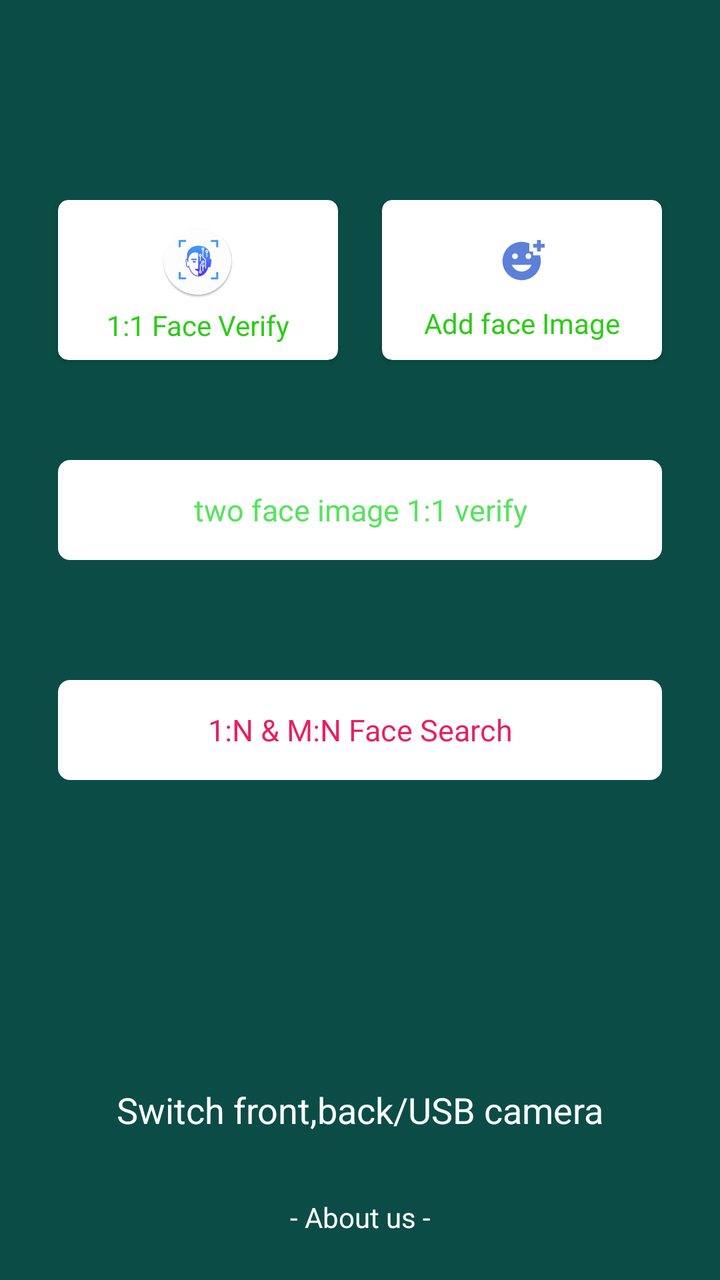
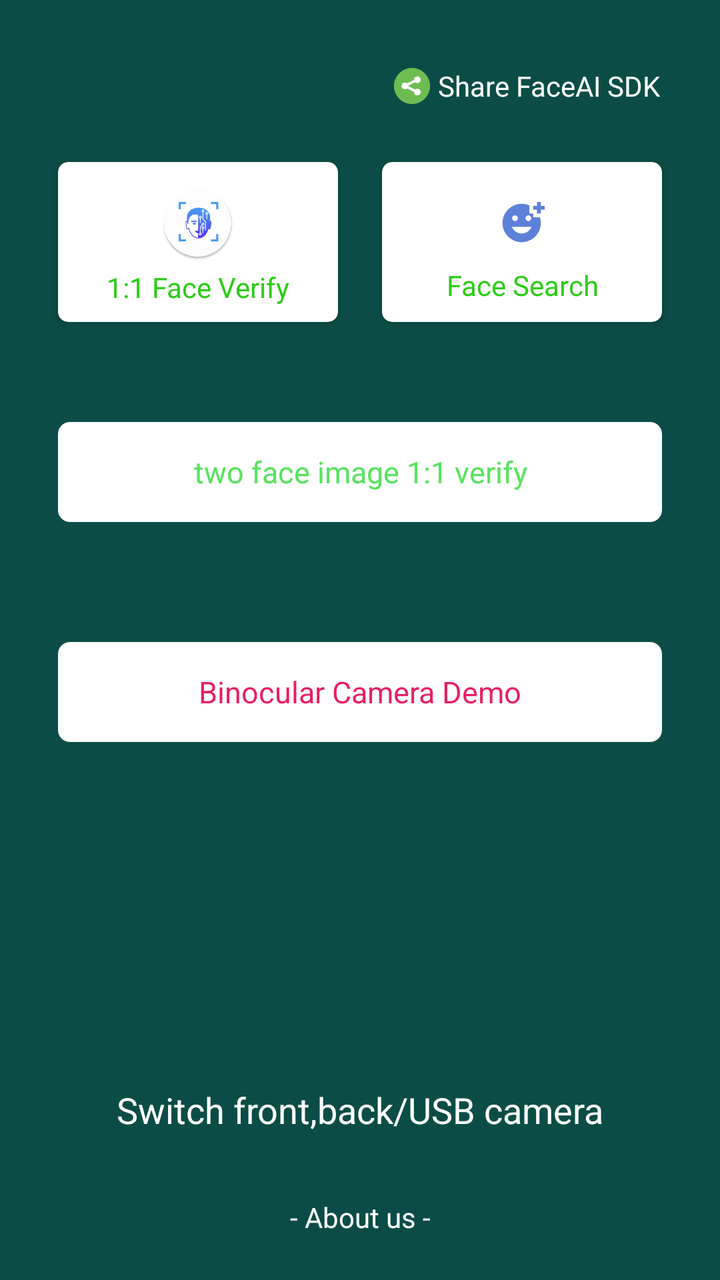

An Android layout rendered at two revisions. The XML below is the earlier revision; the diff shows what the commit changed to produce the second picture.
<!-- AndroidManifest.xml: another module's application theme FaceAIAppTheme -->
<!-- res/layout/activity_face_ai_navi.xml -->
<?xml version="1.0" encoding="utf-8"?>
<androidx.constraintlayout.widget.ConstraintLayout xmlns:android="http://schemas.android.com/apk/res/android"
    xmlns:app="http://schemas.android.com/apk/res-auto"
    xmlns:tools="http://schemas.android.com/tools"
    android:layout_width="match_parent"
    android:layout_height="match_parent"
    android:background="@color/face_lib_main_color"
    android:paddingTop="100dp"
    tools:context=".FaceAINaviActivity">

    
    <androidx.cardview.widget.CardView
        android:id="@+id/face_verify_card"
        android:layout_width="0dp"
        android:layout_height="80dp"
        app:cardCornerRadius="5dp"
        android:layout_marginLeft="29dp"
        android:layout_marginRight="11dp"
        app:cardBackgroundColor="@color/white"
        app:layout_constraintEnd_toStartOf="@+id/update_base_image"
        app:layout_constraintStart_toStartOf="parent"
        app:layout_constraintTop_toTopOf="parent">

        <LinearLayout
            android:layout_width="match_parent"
            android:layout_height="wrap_content"
            android:layout_gravity="center"
            android:orientation="vertical">

            <ImageView
                android:layout_width="45dp"
                android:layout_height="45dp"
                android:padding="4dp"
                android:layout_gravity="center_horizontal"
                android:src="@drawable/face_logo" />

            <TextView
                android:id="@+id/face_verify"
                android:layout_width="match_parent"
                android:layout_height="wrap_content"
                android:layout_gravity="center_horizontal"
                android:gravity="center"
                android:text="@string/face_verify_1vs1"
                android:textColor="#2DCC18"
                android:textSize="14sp" />

        </LinearLayout>

    </androidx.cardview.widget.CardView>


    
    <androidx.cardview.widget.CardView
        android:id="@+id/update_base_image"
        android:layout_width="0dp"
        android:layout_height="80dp"
        app:cardCornerRadius="5dp"
        android:layout_marginRight="29dp"
        android:layout_marginLeft="11dp"
        app:cardBackgroundColor="@color/white"
        app:layout_constraintEnd_toEndOf="parent"
        app:layout_constraintStart_toEndOf="@+id/face_verify_card"
        app:layout_constraintTop_toTopOf="parent">

        <LinearLayout
            android:layout_width="match_parent"
            android:layout_height="wrap_content"
            android:layout_gravity="center"
            android:orientation="vertical">

            <ImageView
                android:layout_width="43dp"
                android:layout_height="43dp"
                android:padding="10dp"
                android:layout_gravity="center_horizontal"
                android:src="@drawable/ic_add_face" />

            <TextView
                android:id="@+id/change_base_img"
                android:layout_width="match_parent"
                android:layout_height="wrap_content"
                android:layout_gravity="center_horizontal"
                android:gravity="center"
                android:text="@string/add_face_image"
                android:textColor="#2DCC18"
                android:textSize="14sp"
                app:layout_constraintTop_toBottomOf="@+id/update_base_image" />

        </LinearLayout>

    </androidx.cardview.widget.CardView>


    <TextView
        android:id="@+id/two_face_verify"
        android:layout_width="match_parent"
        android:layout_height="50dp"
        android:layout_marginTop="50dp"
        android:background="@drawable/bg_btn"
        android:gravity="center"
        android:layout_marginLeft="29dp"
        android:layout_marginRight="29dp"
        android:visibility="visible"
        android:text="@string/two_face_image_verify"
        android:textColor="@color/green"
        android:textSize="15sp"
        app:layout_constraintEnd_toEndOf="parent"
        app:layout_constraintStart_toStartOf="parent"
        app:layout_constraintTop_toBottomOf="@+id/face_verify_card" />

    <TextView
        android:id="@+id/face_search_1_n"
        android:layout_width="match_parent"
        android:layout_height="50dp"
        android:layout_marginTop="60dp"
        android:background="@drawable/bg_btn"
        android:gravity="center"
        android:layout_marginLeft="29dp"
        android:layout_marginRight="29dp"
        android:visibility="visible"
        android:text="@string/face_search_navi"
        android:textColor="@color/red"
        android:textSize="15sp"
        app:layout_constraintEnd_toEndOf="parent"
        app:layout_constraintStart_toStartOf="parent"
        app:layout_constraintTop_toBottomOf="@+id/two_face_verify" />


    <TextView
        android:id="@+id/change_camera"
        android:layout_width="match_parent"
        android:layout_height="wrap_content"
        android:layout_gravity="bottom"
        android:gravity="center"
        android:textColor="@android:color/white"
        android:textSize="18sp"
        android:padding="5dp"
        android:layout_marginTop="5dp"
        android:layout_marginBottom="16dp"
        app:layout_constraintBottom_toTopOf="@+id/more_about_me"
        android:text="@string/switch_camera" />


    <TextView
        android:id="@+id/more_about_me"
        android:layout_width="match_parent"
        android:layout_height="wrap_content"
        android:gravity="center"
        android:padding="11dp"
        android:visibility="visible"
        android:text="@string/about_us"
        android:textColor="@android:color/white"
        android:textSize="14sp"
        android:layout_marginBottom="11dp"
        app:layout_constraintBottom_toBottomOf="parent" />




</androidx.constraintlayout.widget.ConstraintLayout>
<!-- resources referenced by this layout -->
<resources>
  <color name="face_lib_main_color">#0B4D46</color>
  <color name="green">#58E35E</color>
  <color name="red">#E91E63</color>
  <color name="white">#FFFFFFFF</color>
  <!-- drawable bg_btn (drawable) -->
  <?xml version="1.0" encoding="utf-8"?>
  <shape xmlns:android="http://schemas.android.com/apk/res/android">
      <corners android:radius="6dp" />
      <solid android:color="@color/white" />
  </shape>
  <!-- drawable face_logo: webp bitmap (drawable, 10054 bytes) -->
  <!-- drawable ic_add_face (drawable) -->
  <vector android:alpha="0.87" android:height="24dp"
      android:tint="#446DD3" android:viewportHeight="24"
      android:viewportWidth="24" android:width="24dp" xmlns:android="http://schemas.android.com/apk/res/android">
      <path android:fillColor="@android:color/white" android:pathData="M18,9V7h-2V2.84C14.77,2.3 13.42,2 11.99,2C6.47,2 2,6.48 2,12s4.47,10 9.99,10C17.52,22 22,17.52 22,12c0,-1.05 -0.17,-2.05 -0.47,-3H18zM15.5,8C16.33,8 17,8.67 17,9.5S16.33,11 15.5,11S14,10.33 14,9.5S14.67,8 15.5,8zM8.5,8C9.33,8 10,8.67 10,9.5S9.33,11 8.5,11S7,10.33 7,9.5S7.67,8 8.5,8zM12,17.5c-2.33,0 -4.31,-1.46 -5.11,-3.5h10.22C16.31,16.04 14.33,17.5 12,17.5zM22,3h2v2h-2v2h-2V5h-2V3h2V1h2V3z"/>
  </vector>
  <string name="about_us">- About us - </string>
  <string name="add_face_image">Add face Image</string>
  <string name="face_search_navi">1:N &amp; M:N  Face Search </string>
  <string name="face_verify_1vs1">1:1 Face Verify </string>
  <string name="switch_camera">Switch front,back/USB camera </string>
  <string name="two_face_image_verify">two face image 1:1 verify</string>
  <style name="FaceAIAppTheme" parent="Theme.AppCompat.DayNight.NoActionBar">
          
          <item name="colorControlNormal">@android:color/white</item>
          <item name="colorPrimary">@color/face_lib_main_color</item>
          <item name="colorPrimaryDark">@color/face_lib_main_color</item>
          <item name="colorAccent">@color/face_lib_main_color</item>
  
          <item name="buttonBarPositiveButtonStyle">@style/positiveBtnStyle</item>
          <item name="buttonBarNegativeButtonStyle">@style/negativeBtnstyle</item>
      </style>
  <style name="positiveBtnStyle" parent="Widget.AppCompat.Button.ButtonBar.AlertDialog">
          <item name="android:textColor">@color/green</item>
      </style>
  <style name="negativeBtnstyle" parent="Widget.AppCompat.Button.ButtonBar.AlertDialog">
          <item name="android:textColor">@color/red</item>
      </style>
</resources>

<!-- the commit's change to res/layout/activity_face_ai_navi.xml (unified diff, before → after) -->
@@ -5,8 +5,36 @@
     android:layout_width="match_parent"
     android:layout_height="match_parent"
     android:background="@color/face_lib_main_color"
-    android:paddingTop="100dp"
     tools:context=".FaceAINaviActivity">
+
+    <LinearLayout
+        android:id="@+id/share_layout"
+        android:layout_width="wrap_content"
+        android:layout_height="wrap_content"
+        android:layout_gravity="center"
+        android:padding="15dp"
+        android:layout_margin="15dp"
+        android:orientation="horizontal"
+        app:layout_constraintEnd_toEndOf="parent"
+        app:layout_constraintTop_toTopOf="parent">
+
+        <ImageView
+            android:layout_width="26dp"
+            android:layout_height="26dp"
+            android:layout_gravity="center_vertical"
+            android:padding="4dp"
+            android:src="@drawable/share" />
+
+        <TextView
+            android:layout_width="match_parent"
+            android:layout_height="wrap_content"
+            android:layout_gravity="center_vertical"
+            android:text="@string/share_faceai_sdk"
+            android:textColor="@color/white"
+            android:textSize="14sp" />
+
+    </LinearLayout>
+
 
     
     <androidx.cardview.widget.CardView
@@ -16,10 +44,11 @@
         app:cardCornerRadius="5dp"
         android:layout_marginLeft="29dp"
         android:layout_marginRight="11dp"
+        android:layout_marginTop="10dp"
         app:cardBackgroundColor="@color/white"
-        app:layout_constraintEnd_toStartOf="@+id/update_base_image"
+        app:layout_constraintEnd_toStartOf="@+id/face_search"
         app:layout_constraintStart_toStartOf="parent"
-        app:layout_constraintTop_toTopOf="parent">
+        app:layout_constraintTop_toBottomOf="@+id/share_layout">
 
         <LinearLayout
             android:layout_width="match_parent"
@@ -51,16 +80,17 @@
 
     
     <androidx.cardview.widget.CardView
-        android:id="@+id/update_base_image"
+        android:id="@+id/face_search"
         android:layout_width="0dp"
         android:layout_height="80dp"
         app:cardCornerRadius="5dp"
         android:layout_marginRight="29dp"
         android:layout_marginLeft="11dp"
+        android:layout_marginTop="10dp"
         app:cardBackgroundColor="@color/white"
         app:layout_constraintEnd_toEndOf="parent"
         app:layout_constraintStart_toEndOf="@+id/face_verify_card"
-        app:layout_constraintTop_toTopOf="parent">
+        app:layout_constraintTop_toBottomOf="@+id/share_layout">
 
         <LinearLayout
             android:layout_width="match_parent"
@@ -81,10 +111,10 @@
                 android:layout_height="wrap_content"
                 android:layout_gravity="center_horizontal"
                 android:gravity="center"
-                android:text="@string/add_face_image"
+                android:text="@string/face_search"
                 android:textColor="#2DCC18"
                 android:textSize="14sp"
-                app:layout_constraintTop_toBottomOf="@+id/update_base_image" />
+                app:layout_constraintTop_toBottomOf="@+id/face_search" />
 
         </LinearLayout>
 
@@ -109,7 +139,7 @@
         app:layout_constraintTop_toBottomOf="@+id/face_verify_card" />
 
     <TextView
-        android:id="@+id/face_search_1_n"
+        android:id="@+id/binocular_camera"
         android:layout_width="match_parent"
         android:layout_height="50dp"
         android:layout_marginTop="60dp"
@@ -118,7 +148,7 @@
         android:layout_marginLeft="29dp"
         android:layout_marginRight="29dp"
         android:visibility="visible"
-        android:text="@string/face_search_navi"
+        android:text="@string/binocular_camera_demo"
         android:textColor="@color/red"
         android:textSize="15sp"
         app:layout_constraintEnd_toEndOf="parent"
<!-- resource entries referenced after the edit -->
@@ -17,10 +17,12 @@
       android:viewportWidth="24" android:width="24dp" xmlns:android="http://schemas.android.com/apk/res/android">
       <path android:fillColor="@android:color/white" android:pathData="M18,9V7h-2V2.84C14.77,2.3 13.42,2 11.99,2C6.47,2 2,6.48 2,12s4.47,10 9.99,10C17.52,22 22,17.52 22,12c0,-1.05 -0.17,-2.05 -0.47,-3H18zM15.5,8C16.33,8 17,8.67 17,9.5S16.33,11 15.5,11S14,10.33 14,9.5S14.67,8 15.5,8zM8.5,8C9.33,8 10,8.67 10,9.5S9.33,11 8.5,11S7,10.33 7,9.5S7.67,8 8.5,8zM12,17.5c-2.33,0 -4.31,-1.46 -5.11,-3.5h10.22C16.31,16.04 14.33,17.5 12,17.5zM22,3h2v2h-2v2h-2V5h-2V3h2V1h2V3z"/>
   </vector>
+  <!-- drawable share: png bitmap (drawable, 10082 bytes) -->
   <string name="about_us">- About us - </string>
-  <string name="add_face_image">Add face Image</string>
-  <string name="face_search_navi">1:N &amp; M:N  Face Search </string>
+  <string name="binocular_camera_demo">Binocular Camera Demo</string>
+  <string name="face_search">Face Search</string>
   <string name="face_verify_1vs1">1:1 Face Verify </string>
+  <string name="share_faceai_sdk">Share FaceAI SDK </string>
   <string name="switch_camera">Switch front,back/USB camera </string>
   <string name="two_face_image_verify">two face image 1:1 verify</string>
   <style name="FaceAIAppTheme" parent="Theme.AppCompat.DayNight.NoActionBar">
